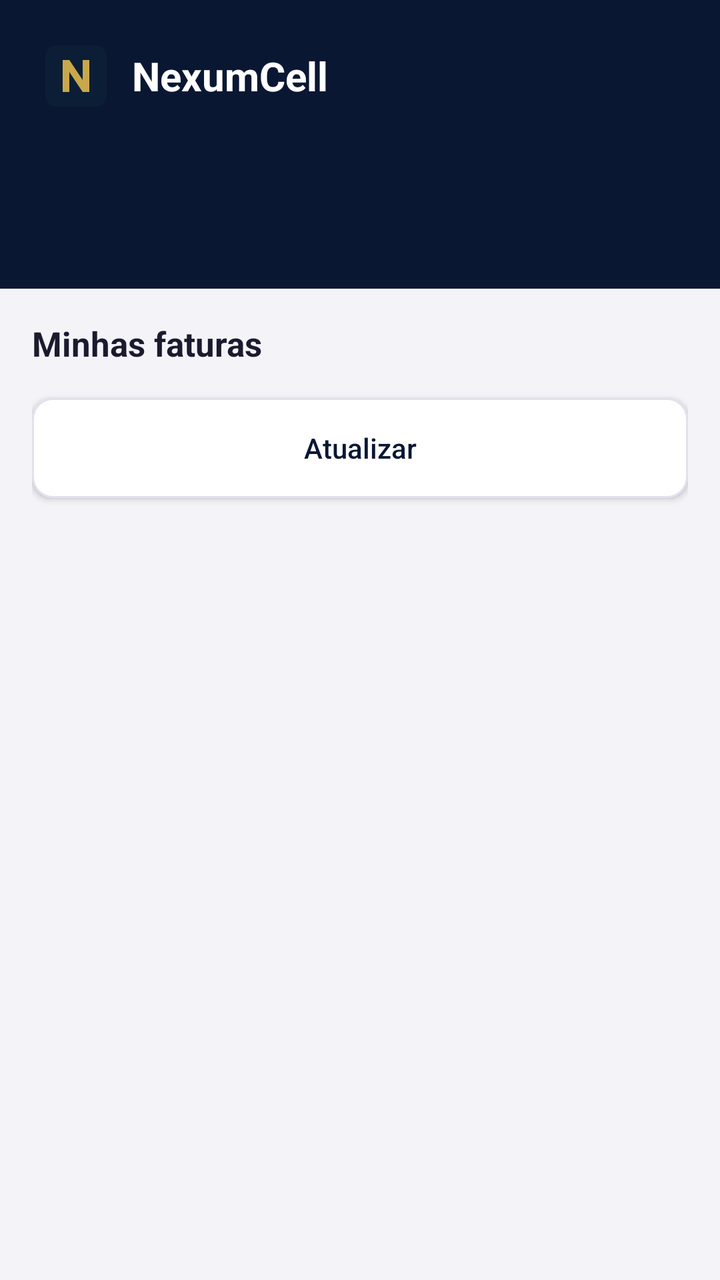
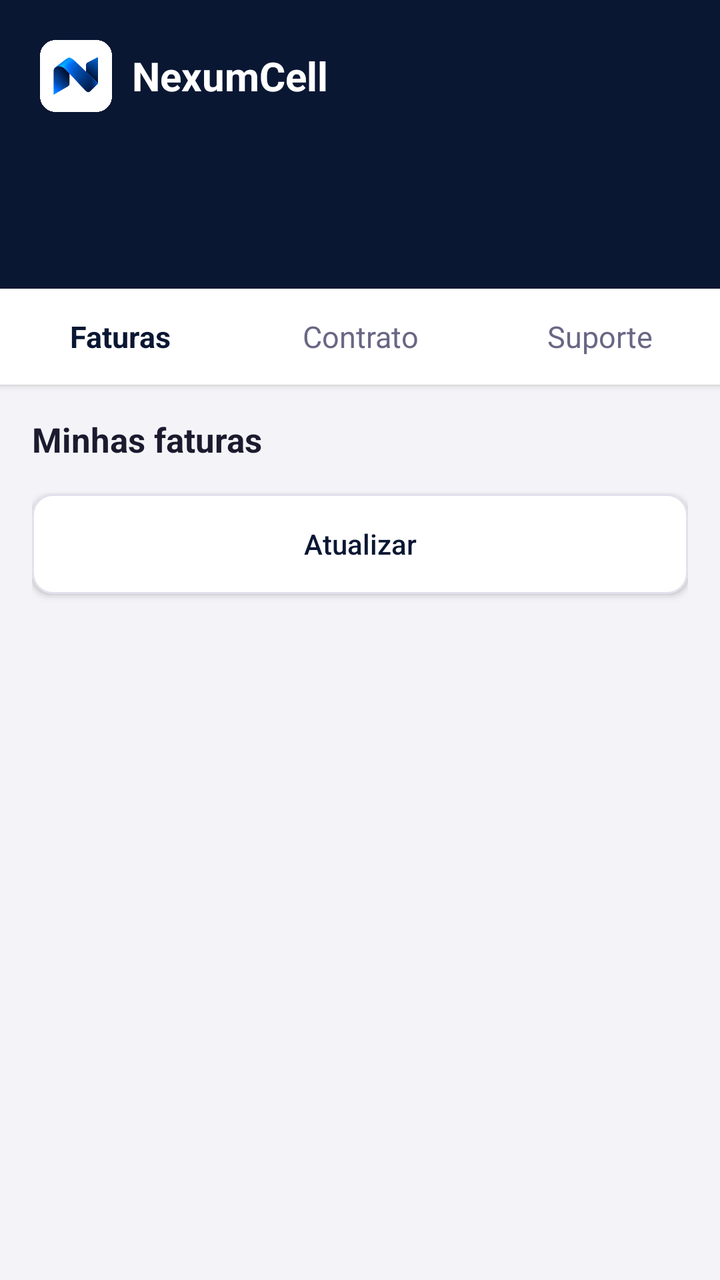

Before-and-after screenshots of an Android layout around one commit, followed by the original layout XML and the change that was made.
<!-- AndroidManifest.xml: application theme AppTheme -->
<!-- res/layout/activity_main.xml -->
<?xml version="1.0" encoding="utf-8"?>
<ScrollView xmlns:android="http://schemas.android.com/apk/res/android"
    android:layout_width="match_parent" android:layout_height="match_parent" android:background="#F4F4F8">
    <LinearLayout android:layout_width="match_parent" android:layout_height="wrap_content" android:orientation="vertical">
        <LinearLayout android:layout_width="match_parent" android:layout_height="wrap_content"
            android:orientation="vertical" android:background="#0A1733" android:padding="20dp">
            <LinearLayout android:layout_width="wrap_content" android:layout_height="wrap_content" android:orientation="horizontal" android:gravity="center_vertical">
                <ImageView android:layout_width="36dp" android:layout_height="36dp" android:src="@drawable/ic_launcher" android:contentDescription="@string/app_name"/>
                <TextView android:layout_width="wrap_content" android:layout_height="wrap_content" android:layout_marginStart="10dp"
                    android:text="NexumCell" android:textColor="#FFFFFF" android:textSize="20sp" android:textStyle="bold"/>
            </LinearLayout>
            <TextView android:id="@+id/tvSituacao" android:layout_width="match_parent" android:layout_height="wrap_content"
                android:layout_marginTop="16dp" android:textColor="#FFFFFF" android:textSize="22sp" android:textStyle="bold"/>
            <TextView android:id="@+id/tvStatus" android:layout_width="match_parent" android:layout_height="wrap_content"
                android:layout_marginTop="4dp" android:textColor="#C9D3EA" android:textSize="14sp" android:lineSpacingExtra="3dp"/>
        </LinearLayout>
        <LinearLayout android:layout_width="match_parent" android:layout_height="wrap_content" android:orientation="vertical" android:padding="16dp">
            <TextView android:layout_width="wrap_content" android:layout_height="wrap_content" android:text="Minhas faturas"
                android:textColor="#1B1A2E" android:textSize="17sp" android:textStyle="bold" android:layout_marginBottom="10dp"/>
            <LinearLayout android:id="@+id/listaFaturas" android:layout_width="match_parent" android:layout_height="wrap_content" android:orientation="vertical"/>
            <Button android:id="@+id/btnAtualizar" android:layout_width="match_parent" android:layout_height="50dp"
                android:layout_marginTop="6dp" android:background="@drawable/btn_outline_claro"
                android:text="Atualizar" android:textAllCaps="false" android:textColor="#0A1733"/>
            <TextView android:id="@+id/tvRodape" android:layout_width="match_parent" android:layout_height="wrap_content"
                android:layout_marginTop="12dp" android:gravity="center" android:textColor="#696784" android:textSize="12sp"/>
        </LinearLayout>
    </LinearLayout>
</ScrollView>
<!-- resources referenced by this layout -->
<resources>
  <!-- drawable btn_outline_claro (drawable) -->
  <?xml version="1.0" encoding="utf-8"?>
  <shape xmlns:android="http://schemas.android.com/apk/res/android" android:shape="rectangle">
      <solid android:color="#FFFFFF"/>
      <stroke android:width="1dp" android:color="#E2E1EC"/>
      <corners android:radius="10dp"/>
  </shape>
  <!-- drawable ic_launcher (drawable) -->
  <?xml version="1.0" encoding="utf-8"?>
  <vector xmlns:android="http://schemas.android.com/apk/res/android"
      android:width="108dp" android:height="108dp"
      android:viewportWidth="108" android:viewportHeight="108">
      <path android:fillColor="#0B1E35" android:pathData="M24,8h60a16,16 0 0 1 16,16v60a16,16 0 0 1 -16,16h-60a16,16 0 0 1 -16,-16v-60a16,16 0 0 1 16,-16z"/>
      <path android:fillColor="#C9A84C" android:pathData="M34,78V30h10l20,30V30h10v48H64L44,48v30z"/>
  </vector>
  <string name="app_name">NexumCell</string>
  <style name="AppTheme" parent="android:Theme.Material.Light.NoActionBar">
          <item name="android:colorPrimary">@color/navy</item>
          <item name="android:colorPrimaryDark">@color/navy</item>
          <item name="android:colorAccent">@color/gold</item>
          <item name="android:statusBarColor">@color/navy</item>
      </style>
  <color name="navy">#0A1733</color>
  <color name="gold">#4F8DFF</color>
</resources>

<!-- the commit's change to res/layout/activity_main.xml (unified diff, before → after) -->
@@ -5,7 +5,7 @@
         <LinearLayout android:layout_width="match_parent" android:layout_height="wrap_content"
             android:orientation="vertical" android:background="#0A1733" android:padding="20dp">
             <LinearLayout android:layout_width="wrap_content" android:layout_height="wrap_content" android:orientation="horizontal" android:gravity="center_vertical">
-                <ImageView android:layout_width="36dp" android:layout_height="36dp" android:src="@drawable/ic_launcher" android:contentDescription="@string/app_name"/>
+                <ImageView android:layout_width="36dp" android:layout_height="36dp" android:src="@drawable/logo_n" android:contentDescription="@string/app_name"/>
                 <TextView android:layout_width="wrap_content" android:layout_height="wrap_content" android:layout_marginStart="10dp"
                     android:text="NexumCell" android:textColor="#FFFFFF" android:textSize="20sp" android:textStyle="bold"/>
             </LinearLayout>
@@ -14,7 +14,14 @@
             <TextView android:id="@+id/tvStatus" android:layout_width="match_parent" android:layout_height="wrap_content"
                 android:layout_marginTop="4dp" android:textColor="#C9D3EA" android:textSize="14sp" android:lineSpacingExtra="3dp"/>
         </LinearLayout>
-        <LinearLayout android:layout_width="match_parent" android:layout_height="wrap_content" android:orientation="vertical" android:padding="16dp">
+        <LinearLayout android:id="@+id/abas" android:layout_width="match_parent" android:layout_height="48dp" android:orientation="horizontal" android:background="#FFFFFF" android:elevation="2dp">
+            <TextView android:id="@+id/abaFaturas" android:layout_width="0dp" android:layout_height="match_parent" android:layout_weight="1" android:gravity="center" android:text="Faturas" android:textStyle="bold" android:textSize="15sp" android:textColor="#0A1733"/>
+            <TextView android:id="@+id/abaContrato" android:layout_width="0dp" android:layout_height="match_parent" android:layout_weight="1" android:gravity="center" android:text="Contrato" android:textSize="15sp" android:textColor="#696784"/>
+            <TextView android:id="@+id/abaSuporte" android:layout_width="0dp" android:layout_height="match_parent" android:layout_weight="1" android:gravity="center" android:text="Suporte" android:textSize="15sp" android:textColor="#696784"/>
+        </LinearLayout>
+        <LinearLayout android:id="@+id/secContrato" android:layout_width="match_parent" android:layout_height="wrap_content" android:orientation="vertical" android:padding="16dp" android:visibility="gone"/>
+        <LinearLayout android:id="@+id/secSuporte" android:layout_width="match_parent" android:layout_height="wrap_content" android:orientation="vertical" android:padding="16dp" android:visibility="gone"/>
+        <LinearLayout android:id="@+id/secFaturas" android:layout_width="match_parent" android:layout_height="wrap_content" android:orientation="vertical" android:padding="16dp">
             <TextView android:layout_width="wrap_content" android:layout_height="wrap_content" android:text="Minhas faturas"
                 android:textColor="#1B1A2E" android:textSize="17sp" android:textStyle="bold" android:layout_marginBottom="10dp"/>
             <LinearLayout android:id="@+id/listaFaturas" android:layout_width="match_parent" android:layout_height="wrap_content" android:orientation="vertical"/>
<!-- resource entries referenced after the edit -->
@@ -7,14 +7,7 @@
       <stroke android:width="1dp" android:color="#E2E1EC"/>
       <corners android:radius="10dp"/>
   </shape>
-  <!-- drawable ic_launcher (drawable) -->
-  <?xml version="1.0" encoding="utf-8"?>
-  <vector xmlns:android="http://schemas.android.com/apk/res/android"
-      android:width="108dp" android:height="108dp"
-      android:viewportWidth="108" android:viewportHeight="108">
-      <path android:fillColor="#0B1E35" android:pathData="M24,8h60a16,16 0 0 1 16,16v60a16,16 0 0 1 -16,16h-60a16,16 0 0 1 -16,-16v-60a16,16 0 0 1 16,-16z"/>
-      <path android:fillColor="#C9A84C" android:pathData="M34,78V30h10l20,30V30h10v48H64L44,48v30z"/>
-  </vector>
+  <!-- drawable logo_n: png bitmap (drawable-nodpi, 76120 bytes) -->
   <string name="app_name">NexumCell</string>
   <style name="AppTheme" parent="android:Theme.Material.Light.NoActionBar">
           <item name="android:colorPrimary">@color/navy</item>
